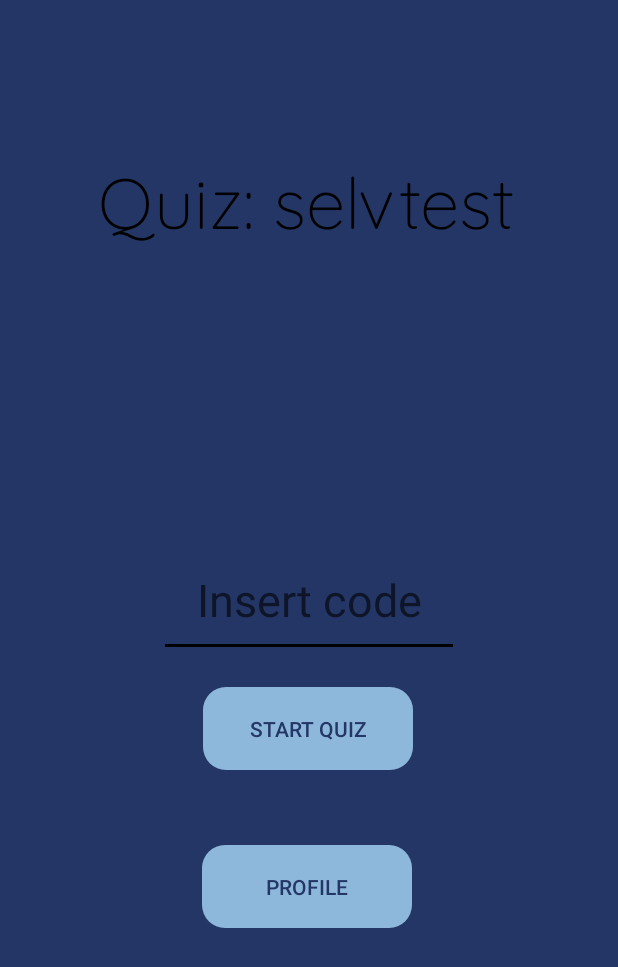
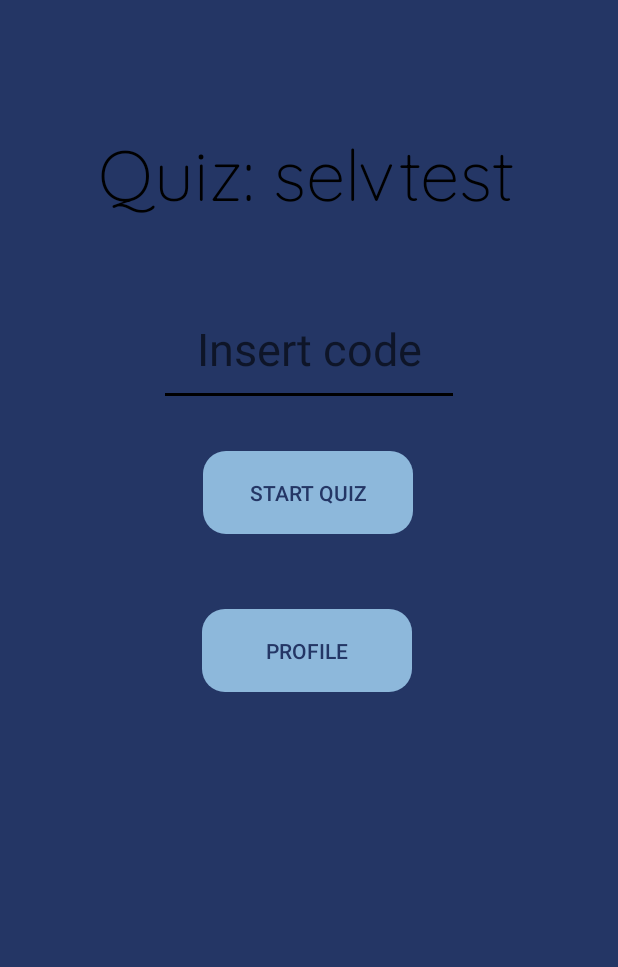
Before and after one commit to Fipzz/BrInt_QuizApp, an Android app: the Homepage_activity screen opened directly, with no data from a screen before it, on a phone screen of 412 x 824 dp. Shown: the top 967 px of the screen. Run offline under Robolectric (Android 15) with nearby library versions, the phone set to English and light mode, and no system bars.

Commit message:
Bug fixing

```diff
--- a/app/build.gradle
+++ b/app/build.gradle
@@ -5,7 +5,7 @@ android {
     buildToolsVersion "29.0.2"
     defaultConfig {
         applicationId "com.example.brint_quizapp"
-        minSdkVersion 24
+        minSdkVersion 23
         targetSdkVersion 29
         versionCode 1
         versionName "1.0"
--- a/app/src/main/res/layout/edit_question_activity_layout.xml
+++ b/app/src/main/res/layout/edit_question_activity_layout.xml
@@ -68,10 +68,10 @@
         android:layout_height="70dp"
         android:background="@drawable/log_in"
         android:backgroundTint="?attr/buttonNormalColor"
+        android:gravity="center"
         android:text="Svar 2"
         android:textColor="?attr/buttonTextColor"
         android:textSize="20sp"
-        android:gravity="center"
         app:layout_constraintBottom_toBottomOf="parent"
         app:layout_constraintEnd_toEndOf="parent"
         app:layout_constraintHorizontal_bias="0.489"
@@ -85,10 +85,10 @@
         android:layout_height="70dp"
         android:background="@drawable/log_in"
         android:backgroundTint="?attr/buttonNormalColor"
+        android:gravity="center"
         android:text="Svar 3"
         android:textColor="?attr/buttonTextColor"
         android:textSize="20sp"
-        android:gravity="center"
         app:layout_constraintBottom_toBottomOf="parent"
         app:layout_constraintEnd_toEndOf="parent"
         app:layout_constraintHorizontal_bias="0.489"
@@ -102,10 +102,10 @@
         android:layout_height="70dp"
         android:background="@drawable/log_in"
         android:backgroundTint="?attr/buttonNormalColor"
+        android:gravity="center"
         android:text="Svar 4"
         android:textColor="?attr/buttonTextColor"
         android:textSize="20sp"
-        android:gravity="center"
         app:layout_constraintBottom_toBottomOf="parent"
         app:layout_constraintEnd_toEndOf="parent"
         app:layout_constraintHorizontal_bias="0.489"
@@ -117,10 +117,10 @@
         android:id="@+id/previous"
         android:layout_width="150dp"
         android:layout_height="50dp"
+        android:backgroundTint="?attr/buttonNormalColor"
         android:text="Forrige"
+        android:textColor="?attr/buttonTextColor"
         android:textSize="20sp"
-        android:textColor="?attr/buttonTextColor"
-        android:backgroundTint="?attr/buttonNormalColor"
         app:layout_constraintBottom_toBottomOf="parent"
         app:layout_constraintEnd_toEndOf="parent"
         app:layout_constraintHorizontal_bias="0.15"
@@ -132,10 +132,10 @@
         android:id="@+id/next"
         android:layout_width="150dp"
         android:layout_height="50dp"
+        android:backgroundTint="?attr/buttonNormalColor"
         android:text="Næste"
+        android:textColor="?attr/buttonTextColor"
         android:textSize="20sp"
-        android:textColor="?attr/buttonTextColor"
-        android:backgroundTint="?attr/buttonNormalColor"
         app:layout_constraintBottom_toBottomOf="parent"
         app:layout_constraintEnd_toEndOf="parent"
         app:layout_constraintHorizontal_bias="0.85"
--- a/app/src/main/res/layout/homepage_activity_layout.xml
+++ b/app/src/main/res/layout/homepage_activity_layout.xml
@@ -32,32 +32,31 @@
         android:id="@+id/titel"
         android:layout_width="281dp"
         android:layout_height="65dp"
+        android:layout_marginTop="80dp"
         android:fontFamily="@font/quicksand_light"
         android:gravity="top"
         android:text="@string/name"
         android:textAppearance="@style/name"
+        android:textColor="?attr/colorPrimary"
         android:textSize="47sp"
-        android:textColor="?attr/colorPrimary"
-        app:layout_constraintBottom_toBottomOf="parent"
         app:layout_constraintEnd_toEndOf="parent"
         app:layout_constraintStart_toStartOf="parent"
-        app:layout_constraintTop_toTopOf="parent"
-        app:layout_constraintVertical_bias="0.13" />
+        app:layout_constraintTop_toTopOf="parent" />
 
     <!-- Quizz code tekst input -->
     <EditText
         android:id="@+id/unikkode"
         android:layout_width="200dp"
         android:layout_height="75dp"
-        android:layout_marginBottom="20dp"
+        android:layout_marginTop="50dp"
         android:ems="10"
         android:gravity="center"
         android:hint="Insert code"
         android:inputType="number"
         android:textSize="30dp"
-        app:layout_constraintBottom_toTopOf="@+id/start_quiz_knap"
         app:layout_constraintEnd_toEndOf="parent"
-        app:layout_constraintStart_toStartOf="parent" />
+        app:layout_constraintStart_toStartOf="parent"
+        app:layout_constraintTop_toBottomOf="@+id/titel" />
 
     <!-- Start quiz button -->
 
@@ -67,31 +66,31 @@
         android:id="@+id/start_quiz_knap"
         android:layout_width="140dp"
         android:layout_height="55dp"
-        android:layout_marginBottom="50dp"
+        android:layout_marginTop="30dp"
         android:background="@drawable/log_in"
         android:backgroundTint="?attr/buttonNormalColor"
         android:text="Start quiz"
         android:textColor="?attr/buttonTextColor"
         android:textSize="14sp"
-        app:layout_constraintBottom_toTopOf="@+id/profil_knap"
         app:layout_constraintEnd_toEndOf="parent"
         app:layout_constraintHorizontal_bias="0.498"
-        app:layout_constraintStart_toStartOf="parent" />
+        app:layout_constraintStart_toStartOf="parent"
+        app:layout_constraintTop_toBottomOf="@+id/unikkode" />
 
     <Button
         android:id="@+id/profil_knap"
         android:layout_width="140dp"
         android:layout_height="55dp"
-        android:layout_marginBottom="50dp"
+        android:layout_marginTop="50dp"
         android:background="@drawable/log_in"
         android:backgroundTint="?attr/buttonNormalColor"
         android:text="Profile"
         android:textColor="?attr/buttonTextColor"
         android:textSize="14sp"
-        app:layout_constraintBottom_toTopOf="@+id/rediger_knap"
         app:layout_constraintEnd_toEndOf="parent"
         app:layout_constraintHorizontal_bias="0.494"
-        app:layout_constraintStart_toStartOf="parent" />
+        app:layout_constraintStart_toStartOf="parent"
+        app:layout_constraintTop_toBottomOf="@+id/start_quiz_knap" />
 
 
     <!-- Edit quiz button -->
@@ -99,16 +98,16 @@
         android:id="@+id/rediger_knap"
         android:layout_width="140dp"
         android:layout_height="55dp"
-        android:layout_marginBottom="100dp"
+        android:layout_marginTop="50dp"
         android:background="@drawable/log_in"
         android:backgroundTint="?attr/buttonNormalColor"
         android:text="My quizzes"
         android:textColor="?attr/buttonTextColor"
         android:textSize="14sp"
-        app:layout_constraintBottom_toBottomOf="parent"
         app:layout_constraintEnd_toEndOf="parent"
         app:layout_constraintHorizontal_bias="0.498"
-        app:layout_constraintStart_toStartOf="parent" />
+        app:layout_constraintStart_toStartOf="parent"
+        app:layout_constraintTop_toBottomOf="@+id/profil_knap" />
 
 
 </androidx.constraintlayout.widget.ConstraintLayout>
```
